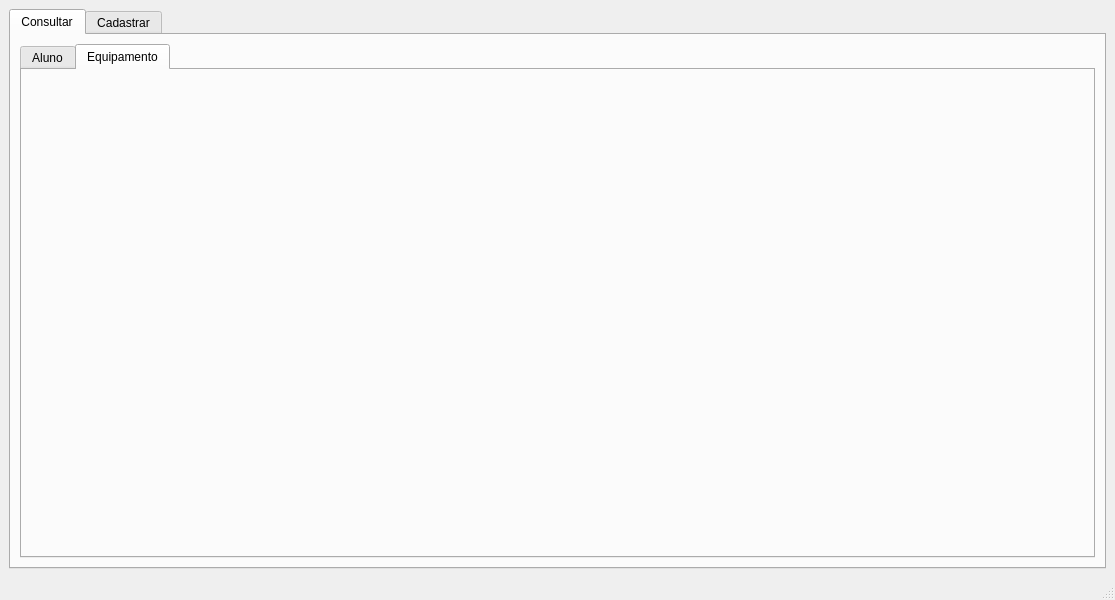
Above: projeto_2/controle_almoxarifado/mainwindow.ui from Thgm01/CCP140-Orientacao-a-Objetos before the change. Below: the same form after it.
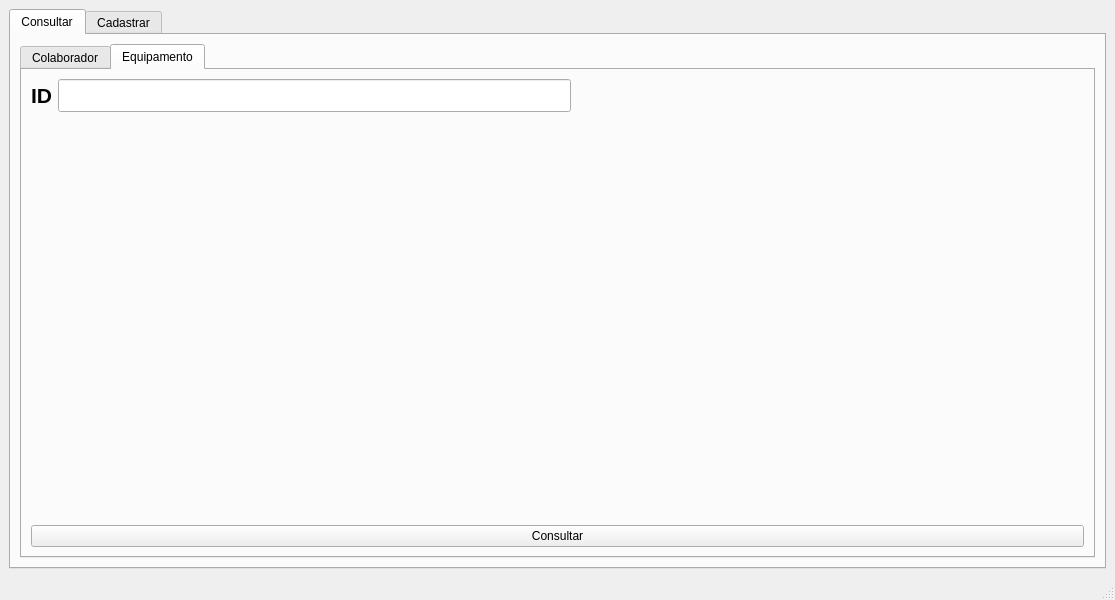
That is the form after the change. The open tabs and pages were chosen to show the change.

What changed in the file:
```diff
--- a/projeto_2/controle_almoxarifado/mainwindow.ui
+++ b/projeto_2/controle_almoxarifado/mainwindow.ui
@@ -32,7 +32,7 @@
           </property>
           <widget class="QWidget" name="tab_3">
            <attribute name="title">
-            <string>Aluno</string>
+            <string>Colaborador</string>
            </attribute>
            <layout class="QGridLayout" name="gridLayout_6">
             <item row="1" column="0">
@@ -106,6 +106,73 @@
            <attribute name="title">
             <string>Equipamento</string>
            </attribute>
+           <layout class="QGridLayout" name="gridLayout_7">
+            <item row="1" column="0">
+             <spacer name="verticalSpacer_4">
+              <property name="orientation">
+               <enum>Qt::Vertical</enum>
+              </property>
+              <property name="sizeHint" stdset="0">
+               <size>
+                <width>20</width>
+                <height>40</height>
+               </size>
+              </property>
+             </spacer>
+            </item>
+            <item row="0" column="0">
+             <layout class="QHBoxLayout" name="horizontalLayout_12">
+              <item>
+               <widget class="QLabel" name="idConstultar">
+                <property name="font">
+                 <font>
+                  <pointsize>16</pointsize>
+                  <bold>true</bold>
+                 </font>
+                </property>
+                <property name="text">
+                 <string>ID</string>
+                </property>
+               </widget>
+              </item>
+              <item>
+               <widget class="QLineEdit" name="idPatrimonioConsulta">
+                <property name="minimumSize">
+                 <size>
+                  <width>201</width>
+                  <height>0</height>
+                 </size>
+                </property>
+                <property name="font">
+                 <font>
+                  <pointsize>16</pointsize>
+                 </font>
+                </property>
+               </widget>
+              </item>
+              <item>
+               <spacer name="horizontalSpacer_21">
+                <property name="orientation">
+                 <enum>Qt::Horizontal</enum>
+                </property>
+                <property name="sizeHint" stdset="0">
+                 <size>
+                  <width>40</width>
+                  <height>20</height>
+                 </size>
+                </property>
+               </spacer>
+              </item>
+             </layout>
+            </item>
+            <item row="2" column="0">
+             <widget class="QPushButton" name="btnConsultarPatrimonio">
+              <property name="text">
+               <string>Consultar</string>
+              </property>
+             </widget>
+            </item>
+           </layout>
           </widget>
          </widget>
         </item>
```
Left out of the diff: 2 changed lines with no effect on the pictures.
